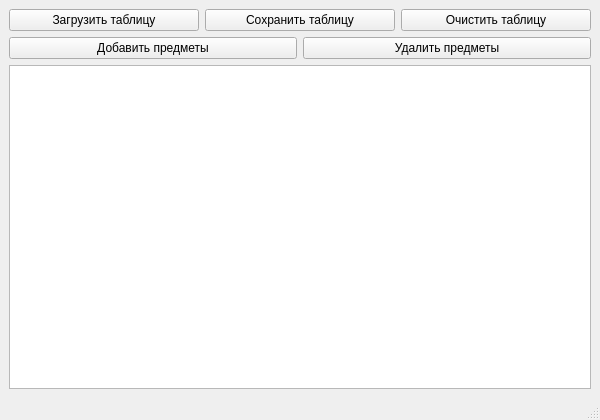
Old version of the form main_window.ui in the repository myrzh/gradebook_sandbox.
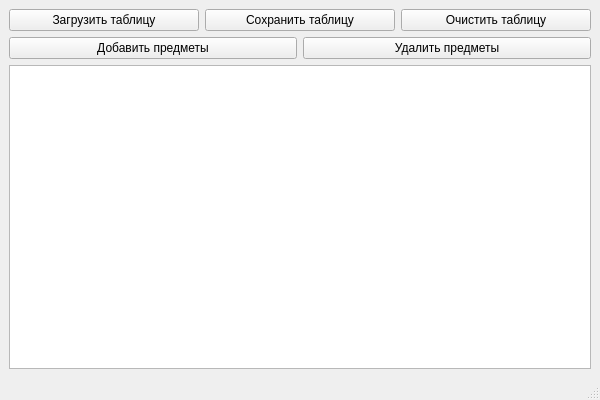
New version of the form.

Commit message: create add/delete subjects dialogs, def load_table

The edit to the form file:
```diff
--- a/main_window.ui
+++ b/main_window.ui
@@ -7,7 +7,7 @@
     <x>0</x>
     <y>0</y>
     <width>600</width>
-    <height>420</height>
+    <height>400</height>
    </rect>
   </property>
   <property name="minimumSize">
```
Left out of the diff: 19 changed lines with no effect on the pictures. The commit also changes 4 other files.
